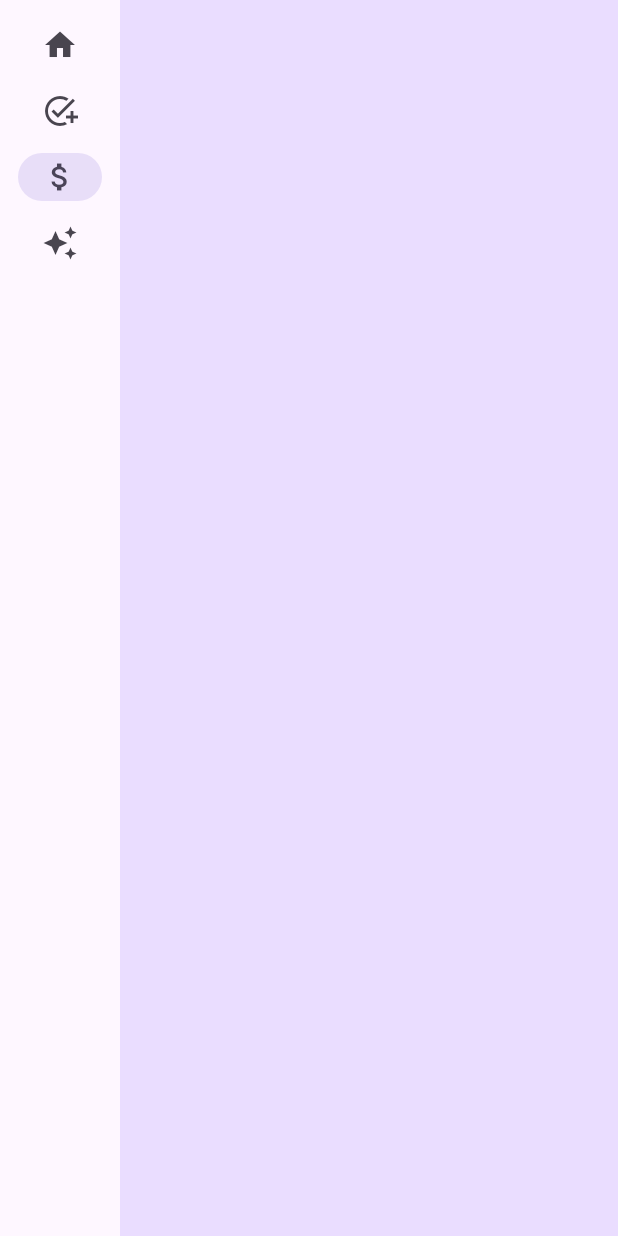
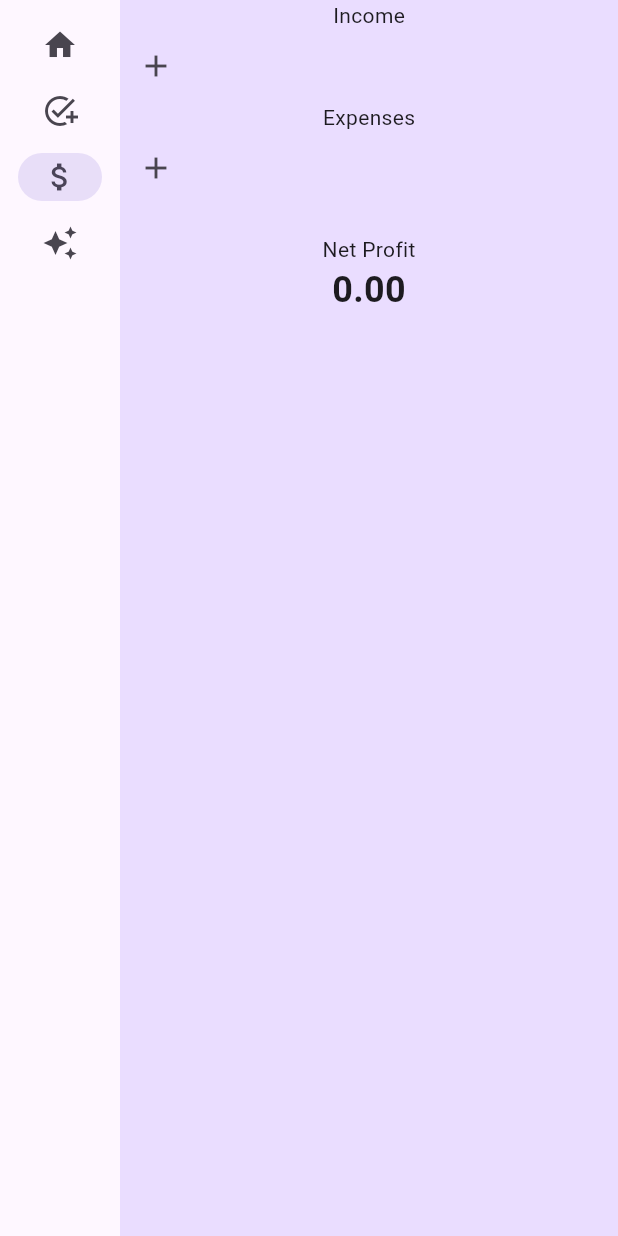
Before and after one commit to m-capone1/Entre-Planner, a Flutter app: the screen it shows after launch, after a tap on "To Do", after a tap on "Finanical", on a phone screen of 412 x 824 dp. Run offline on Flutter 3.47's test engine with Material 3 defaults, Android fonts, the phone set to English and light mode, and no system bars; our stand-ins replace google_fonts.

Commit message:
add financial page with capability to add expenses, income, and calculate net profits

```diff
--- a/lib/main.dart
+++ b/lib/main.dart
@@ -266,14 +266,83 @@ class _ToDoPageState extends State<ToDoPage> {
   }
 }
 
-class FinancialPage extends StatelessWidget {
+class FinancialPage extends StatefulWidget {
   const FinancialPage({super.key});
 
   @override
+  State<FinancialPage> createState() => _FinancialPageState();
+}
+
+class _FinancialPageState extends State<FinancialPage> {
+  final TextEditingController _income = TextEditingController();
+  final TextEditingController _expenses = TextEditingController();
+
+  final List<double> _incomeItems = <double>[]; // Store numeric values
+  final List<double> _expensesItems = <double>[];
+
+  @override
   Widget build(BuildContext context) {
-    return ListView(
-      children: const [],
+    return Column(
+      children: [
+        const Text('Income'),
+        _buildRow(
+          label: 'Enter Income',
+          controller: _income,
+          onPressed: _addIncome,
+        ),
+        const Text('Expenses'),
+        _buildRow(
+          label: 'Enter Expenses',
+          controller: _expenses,
+          onPressed: _addExpenses,
+        ),
+        const SizedBox(height: 20),
+        const Text('Net Profit'),
+        Text(
+          _calcNetProfit().toStringAsFixed(2),
+          style: const TextStyle(fontSize: 24, fontWeight: FontWeight.bold),
+        )
+      ],
     );
+  }
+
+  Widget _buildRow({
+    required String label,
+    required TextEditingController controller,
+    required VoidCallback onPressed,
+  }) {
+    return Row(
+      children: [
+        IconButton(
+          onPressed: onPressed,
+          icon: const Icon(Icons.add),
+        ),
+      ],
+    );
+  }
+
+  void _addIncome() {
+    if (_income.text.isNotEmpty) {
+      setState(() {
+        _incomeItems.add(double.parse(_income.text));
+        _income.clear();
+      });
+    }
+  }
+
+  void _addExpenses() {
+    if (_expenses.text.isNotEmpty) {
+      setState(() {
+        _expensesItems.add(double.parse(_expenses.text));
+        _income.clear();
+      });
+    }
+  }
+
+  _calcNetProfit() {
+    final totalIncome = _incomeItems.fold(0.0, (sum, item) => sum + item);
+    final totalExpenses = _expensesItems.fold(0.0, (sum, item) => sum + item);
+    return totalIncome - totalExpenses;
   }
 }
 
```
